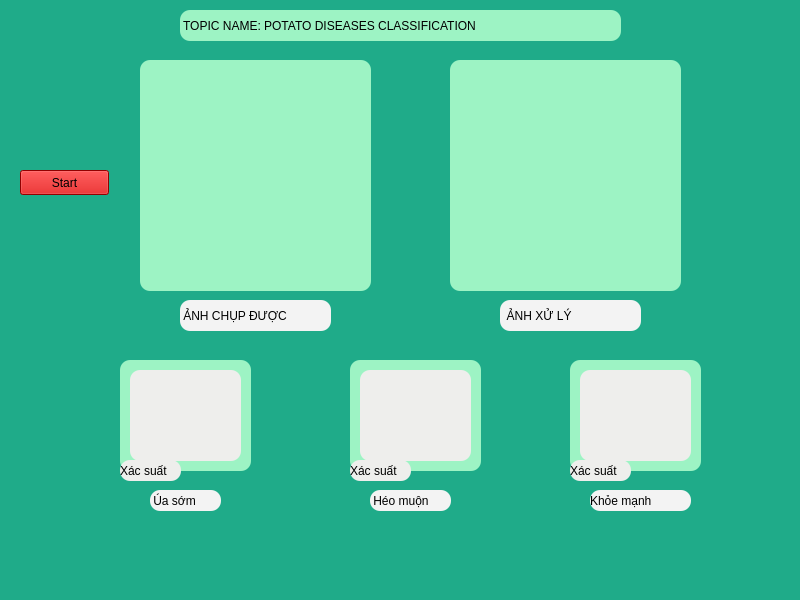
Old version of the form Potato.ui in the repository hoangquocanhrb/Potato-Diseases.
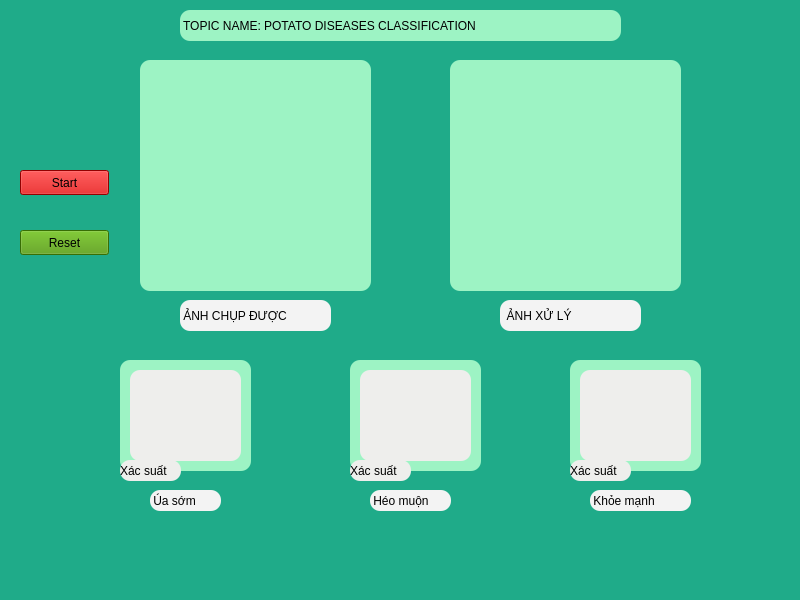
New version of the form.

The edit to the form file:
```diff
--- a/Potato.ui
+++ b/Potato.ui
@@ -131,7 +131,7 @@
 border-radius: 10px;</string>
     </property>
     <property name="text">
-     <string>Khỏe mạnh</string>
+     <string> Khỏe mạnh</string>
     </property>
    </widget>
    <widget class="QLabel" name="label_10">
@@ -334,6 +334,22 @@
      <string>Start</string>
     </property>
    </widget>
+   <widget class="QPushButton" name="Reset">
+    <property name="geometry">
+     <rect>
+      <x>20</x>
+      <y>230</y>
+      <width>89</width>
+      <height>25</height>
+     </rect>
+    </property>
+    <property name="styleSheet">
+     <string notr="true">background-color: rgb(78, 154, 6);</string>
+    </property>
+    <property name="text">
+     <string>Reset</string>
+    </property>
+   </widget>
   </widget>
   <widget class="QMenuBar" name="menubar">
    <property name="geometry">
```
